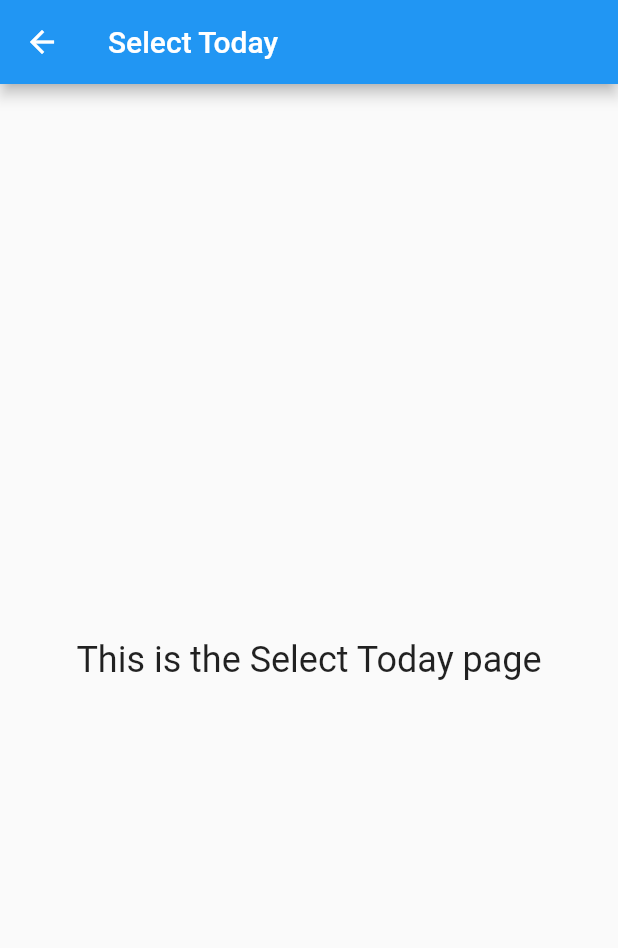
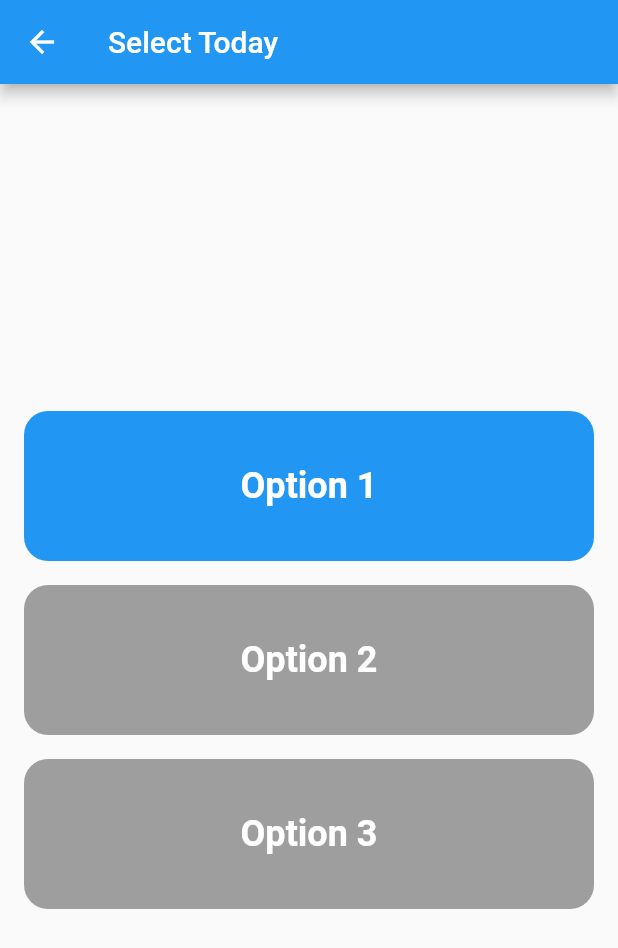
Before and after one commit to bradenborman/least-pick-app, a Flutter app: the SelectTodayPage screen opened directly, on a phone screen of 412 x 824 dp. Shown: the top 948 px of the screen. Run offline on Flutter 3.47's test engine with Material 2 defaults, Android fonts, the phone set to English and light mode, and no system bars.

Commit message:
3 options are on the widget and update on select

```diff
--- a/lib/pages/howtoplay/how_to_play_page.dart
+++ b/lib/pages/howtoplay/how_to_play_page.dart
@@ -11,7 +11,7 @@ class HowToPlayPage extends StatelessWidget {
         padding: EdgeInsets.all(16.0),
         child: Column(
           crossAxisAlignment: CrossAxisAlignment.start,
-          children: [
+          children: const [
             Text(
               'How to Score Points',
               style: TextStyle(fontSize: 24.0, fontWeight: FontWeight.bold),
@@ -43,7 +43,7 @@ class HowToPlayPage extends StatelessWidget {
             ),
             SizedBox(height: 8.0),
             Text(
-              '• If you are in the winning group, you will get one point accumlated to your score.',
+              '• If you are in the winning group, you will get one point accumulated to your score.',
               style: TextStyle(fontSize: 18.0),
             ),
             SizedBox(height: 8.0),
--- /dev/null
+++ b/lib/pages/select_options.dart
@@ -0,0 +1,87 @@
+import 'package:flutter/material.dart';
+
+class SelectOptionWidget extends StatefulWidget {
+  @override
+  _SelectOptionWidgetState createState() => _SelectOptionWidgetState();
+}
+
+class _SelectOptionWidgetState extends State<SelectOptionWidget> {
+  int _selectedOption = 1;
+
+  @override
+  Widget build(BuildContext context) {
+    return Column(
+      mainAxisAlignment: MainAxisAlignment.center,
+      crossAxisAlignment: CrossAxisAlignment.stretch,
+      children: [
+        OptionButton(
+          label: 'Option 1',
+          isSelected: _selectedOption == 1,
+          onTap: () {
+            setState(() {
+              _selectedOption = 1;
+            });
+          },
+        ),
+        SizedBox(height: 16),
+        OptionButton(
+          label: 'Option 2',
+          isSelected: _selectedOption == 2,
+          onTap: () {
+            setState(() {
+              _selectedOption = 2;
+            });
+          },
+        ),
+        SizedBox(height: 16),
+        OptionButton(
+          label: 'Option 3',
+          isSelected: _selectedOption == 3,
+          onTap: () {
+            setState(() {
+              _selectedOption = 3;
+            });
+          },
+        ),
+      ],
+    );
+  }
+}
+
+class OptionButton extends StatelessWidget {
+  final String label;
+  final bool isSelected;
+  final VoidCallback onTap;
+
+  const OptionButton({
+    Key? key,
+    required this.label,
+    required this.isSelected,
+    required this.onTap,
+  }) : super(key: key);
+
+  @override
+  Widget build(BuildContext context) {
+    return GestureDetector(
+      onTap: onTap,
+      child: Container(
+        width: double.infinity,
+        height: 100,
+        decoration: BoxDecoration(
+          color: isSelected ? Colors.blue : Colors.grey,
+          borderRadius: BorderRadius.circular(16),
+        ),
+        child: Center(
+          child: Text(
+            label,
+            style: TextStyle(
+              fontSize: 24,
+              color: Colors.white,
+              fontWeight: FontWeight.bold,
+            ),
+          ),
+        ),
+      ),
+    );
+  }
+}
--- a/lib/pages/select_today_page.dart
+++ b/lib/pages/select_today_page.dart
@@ -1,4 +1,5 @@
 import 'package:flutter/material.dart';
+import 'package:least_picked/pages/select_options.dart';
 
 class SelectTodayPage extends StatelessWidget {
   @override
@@ -7,11 +8,9 @@ class SelectTodayPage extends StatelessWidget {
       appBar: AppBar(
         title: Text('Select Today'),
       ),
-      body: Center(
-        child: Text(
-          'This is the Select Today page',
-          style: TextStyle(fontSize: 24),
-        ),
+      body: Padding(
+        padding: const EdgeInsets.all(16.0),
+        child: SelectOptionWidget(),
       ),
     );
   }
```
Also changed, not shown: lib/pages/leaderboard/succes_indicator_user_table.dart (added, +46 -0 lines), lib/pages/leaderboard/users_leaderboard.dart (+38 -8 lines).
